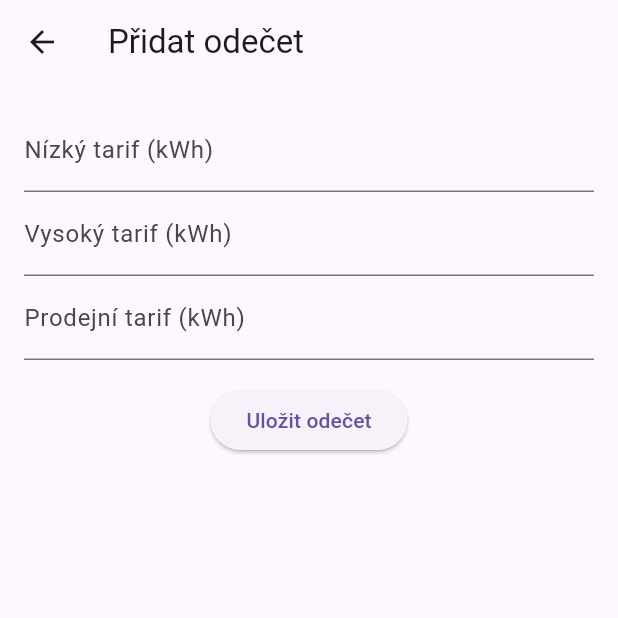
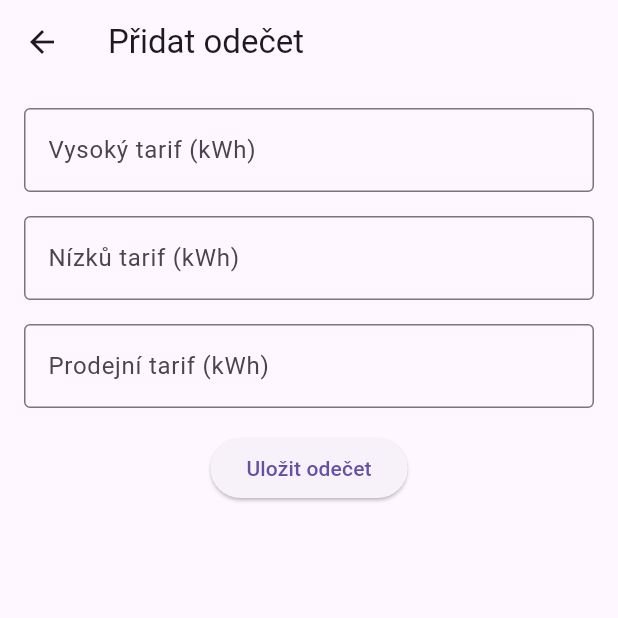
Before and after one commit to JakubStepanek/pma-js-electricity-consumption, a Flutter app: the AddConsumptionScreen screen opened by its route, after a tap on "Uložit odečet", on a phone screen of 412 x 824 dp, the top half of it. Run offline on Flutter 3.47's test engine with Material 3 defaults, Android fonts, the light colour scheme and no system bars; our stand-ins replace drift; accounts and stored records are empty; generated files the repository leaves out were written again.

Commit message:
add consumption done... show all consumptions done... edit consumption WIP...

```diff
--- a/electricity_consumption_tracker/lib/database/database_helper.dart
+++ b/electricity_consumption_tracker/lib/database/database_helper.dart
@@ -1,6 +1,6 @@
 import 'package:drift/drift.dart';
 import '../database/database.dart';
-import '../database/tables/consumption_table.dart';
+import 'table/consumption_table.dart';
 
 part 'database_helper.g.dart';
 
--- a/electricity_consumption_tracker/lib/main.dart
+++ b/electricity_consumption_tracker/lib/main.dart
@@ -28,3 +28,6 @@ class ElectricityConsumptionApp extends StatelessWidget {
     );
   }
 }
+
+
+//TODO: načtení dat ze souboru... data musí mít strukturu DATUM|VYSOKÝ|NÍZKÝ|PRODEJ?
--- a/electricity_consumption_tracker/lib/route/route_generator.dart
+++ b/electricity_consumption_tracker/lib/route/route_generator.dart
@@ -1,11 +1,13 @@
-import 'package:electricity_consumption_tracker/screens/add_consumption_screen.dart';
-import 'package:electricity_consumption_tracker/screens/consumption_list_screen.dart';
-import 'package:electricity_consumption_tracker/screens/graph_analysis_screen.dart';
-import 'package:electricity_consumption_tracker/screens/home_screen.dart';
+import 'package:electricity_consumption_tracker/screen/add_consumption_screen.dart';
+import 'package:electricity_consumption_tracker/screen/consumption_list_screen.dart';
+import 'package:electricity_consumption_tracker/screen/edit_consumption_screen.dart';
+import 'package:electricity_consumption_tracker/screen/graph_analysis_screen.dart';
+import 'package:electricity_consumption_tracker/screen/home_screen.dart';
 import 'package:flutter/material.dart';
 
 class RouteGenerator {
   static Route<dynamic> generateRoute(RouteSettings settings) {
+    final args = settings.arguments;
     switch (settings.name) {
       case '/':
         return MaterialPageRoute(builder: (_) => HomeScreen());
@@ -13,6 +15,14 @@ class RouteGenerator {
         return MaterialPageRoute(builder: (_) => ConsumptionListScreen());
       case '/add_consumption':
         return MaterialPageRoute(builder: (_) => AddConsumptionScreen());
+      case '/edit_consumption':
+        if (args is int) {
+          return MaterialPageRoute(
+              builder: (_) => EditConsumptionScreen(
+                    id: args,
+                  ));
+        }
+        return _errorRoute();
       case '/graph_analysis':
         return MaterialPageRoute(builder: (_) => GraphAnalysisScreen());
       default:
--- /dev/null
+++ b/electricity_consumption_tracker/lib/screen/add_consumption_screen.dart
@@ -0,0 +1,104 @@
+import 'package:electricity_consumption_tracker/database/database.dart';
+import 'package:electricity_consumption_tracker/widget/custom_text_form_field_not_null.dart';
+import 'package:electricity_consumption_tracker/widget/custom_text_form_field_optional.dart';
+import 'package:flutter/material.dart';
+import 'package:drift/drift.dart' as drift;
+
+class AddConsumptionScreen extends StatefulWidget {
+  const AddConsumptionScreen({Key? key}) : super(key: key);
+
+  @override
+  _AddConsumptionScreenState createState() => _AddConsumptionScreenState();
+}
+
+class _AddConsumptionScreenState extends State<AddConsumptionScreen> {
+  late AppDatabase _db;
+  final _formKey = GlobalKey<FormState>();
+  final _lowTariffController = TextEditingController();
+  final _highTariffController = TextEditingController();
+  final _outTariffController = TextEditingController();
+
+  @override
+  void initState() {
+    super.initState();
+
+    _db = AppDatabase();
+  }
+
+  @override
+  void dispose() {
+    _db.close();
+    _highTariffController.dispose();
+    _lowTariffController.dispose();
+    _outTariffController.dispose();
+    super.dispose();
+  }
+
+  @override
+  Widget build(BuildContext context) {
+    return Scaffold(
+      appBar: AppBar(title: Text('Přidat odečet')),
+      body: Padding(
+        padding: const EdgeInsets.all(16.0),
+        child: Form(
+          key: _formKey,
+          child: Column(
+            children: [
+              CustomTextFormFieldNotNull(
+                  controller: _highTariffController,
+                  txtLabel: "Vysoký tarif (kWh)"),
+              const SizedBox(height: 16.0),
+              CustomTextFormFieldNotNull(
+                  controller: _lowTariffController,
+                  txtLabel: "Nízků tarif (kWh)"),
+              const SizedBox(height: 16.0),
+              CustomTextFormFieldOptional(
+                  controller: _outTariffController,
+                  txtLabelOptional: "Prodejní tarif (kWh)"),
+              SizedBox(height: 16),
+              ElevatedButton(
+                //onPressed: _saveConsumption,
+                onPressed: () {
+                  AddConsumption();
+                },
+                child: Text('Uložit odečet'),
+              ),
+            ],
+          ),
+        ),
+      ),
+    );
+  }
+
+  void AddConsumption() {
+    final entity = ConsumptionsCompanion(
+      date: drift.Value(DateTime.now()),
+      consumptionTarifHigh:
+          drift.Value(double.parse(_highTariffController.text)),
+      consumptionTarifLow: drift.Value(double.parse(_lowTariffController.text)),
+      consumptionTarifOut: drift.Value(double.parse(_outTariffController.text)),
+    );
+
+    _db.insertConsumption(entity).then(
+          (value) => ScaffoldMessenger.of(context).showMaterialBanner(
+            MaterialBanner(
+              backgroundColor: const Color.fromARGB(255, 5, 134, 72),
+              content: Text(
+                'Odečet uložen: $value',
+                style: const TextStyle(color: Colors.white),
+              ),
+              actions: [
+                TextButton(
+                  onPressed: () =>
+                      ScaffoldMessenger.of(context).hideCurrentMaterialBanner(),
+                  child: const Text(
+                    'Zavřít',
+                    style: TextStyle(color: Colors.white),
+                  ),
+                )
+              ],
+            ),
+          ),
+        );
+  }
+}
--- a/electricity_consumption_tracker/lib/screens/add_consumption_screen.dart
+++ /dev/null
@@ -1,74 +0,0 @@
-import 'package:flutter/material.dart';
-
-class AddConsumptionScreen extends StatefulWidget {
-  @override
-  _AddConsumptionScreenState createState() => _AddConsumptionScreenState();
-}
-
-class _AddConsumptionScreenState extends State<AddConsumptionScreen> {
-  final _formKey = GlobalKey<FormState>();
-  final _lowTariffController = TextEditingController();
-  final _highTariffController = TextEditingController();
-  final _outTariffController = TextEditingController();
-
-  // void _saveConsumption() async {
-  //   if (_formKey.currentState!.validate()) {
-  //     final newConsumption = ConsumptionsCompanion(
-  //       date: drift.Value(DateTime.now()),
-  //       consumptionTarifLow:
-  //           drift.Value(double.parse(_lowTariffController.text)),
-  //       consumptionTarifHigh:
-  //           drift.Value(double.parse(_highTariffController.text)),
-  //       consumptionTarifOut:
-  //           drift.Value(double.parse(_outTariffController.text)),
-  //     );
-
-  //     await widget.db.databaseHelper.insertConsumption(newConsumption);
-  //     Navigator.pop(context); // Návrat na předchozí obrazovku po uložení
-  //   }
-  // }
-
-  @override
-  Widget build(BuildContext context) {
-    return Scaffold(
-      appBar: AppBar(title: Text('Přidat odečet')),
-      body: Padding(
-        padding: const EdgeInsets.all(16.0),
-        child: Form(
-          key: _formKey,
-          child: Column(
-            children: [
-              TextFormField(
-                controller: _lowTariffController,
-                decoration: InputDecoration(labelText: 'Nízký tarif (kWh)'),
-                keyboardType: TextInputType.number,
-                validator: (value) => value == null || value.isEmpty
-                    ? 'Zadejte, prosím, nízký tarif.'
-                    : null,
-              ),
-              TextFormField(
-                controller: _highTariffController,
-                decoration: InputDecoration(labelText: 'Vysoký tarif (kWh)'),
-                keyboardType: TextInputType.number,
-                validator: (value) => value == null || value.isEmpty
-                    ? 'Zadejte, prosím, vysoký tarif.'
-                    : null,
-              ),
-              TextFormField(
-                controller: _outTariffController,
-                decoration: InputDecoration(labelText: 'Prodejní tarif (kWh)'),
-                keyboardType: TextInputType.number,
-              ),
-              SizedBox(height: 16),
-              ElevatedButton(
-                //onPressed: _saveConsumption,
-                onPressed: () => {},
-                child: Text('Uložit odečet'),
-              ),
-            ],
-          ),
-        ),
-      ),
-    );
-  }
-}
--- /dev/null
+++ b/electricity_consumption_tracker/lib/widget/custom_text_form_field_not_null.dart
@@ -0,0 +1,27 @@
+import 'package:flutter/material.dart';
+
+class CustomTextFormFieldNotNull extends StatelessWidget {
+  const CustomTextFormFieldNotNull(
+      {Key? key,
+      required TextEditingController controller,
+      required String txtLabel})
+      : _controller = controller,
+        _txtLabel = txtLabel,
+        super(key: key);
+
+  final TextEditingController _controller;
+  final String _txtLabel;
+
+  @override
+  Widget build(BuildContext context) {
+    return TextFormField(
+      controller: _controller,
+      keyboardType: TextInputType.number,
+      decoration: InputDecoration(
+          border: const OutlineInputBorder(), label: Text(_txtLabel)),
+      validator: (value) => value == null || value.isEmpty
+          ? '$_txtLabel nesmí být prázdný'
+          : null,
+    );
+  }
+}
--- /dev/null
+++ b/electricity_consumption_tracker/lib/widget/custom_text_form_field_optional.dart
@@ -0,0 +1,24 @@
+import 'package:flutter/material.dart';
+
+class CustomTextFormFieldOptional extends StatelessWidget {
+  const CustomTextFormFieldOptional(
+      {Key? key,
+      required TextEditingController controller,
+      required String txtLabelOptional})
+      : _controller = controller,
+        _txtLabelOptional = txtLabelOptional,
+        super(key: key);
+
+  final TextEditingController _controller;
+  final String _txtLabelOptional;
+
+  @override
+  Widget build(BuildContext context) {
+    return TextFormField(
+      controller: _controller,
+      keyboardType: TextInputType.number,
+      decoration: InputDecoration(
+          border: const OutlineInputBorder(), label: Text(_txtLabelOptional)),
+    );
+  }
+}
--- a/electricity_consumption_tracker/pubspec.yaml
+++ b/electricity_consumption_tracker/pubspec.yaml
@@ -16,6 +16,7 @@ dependencies:
   path_provider: ^2.0.0 # Získávání cesty k souborům
   path: ^1.8.3 # Práce s cestami k souborům
   drift_flutter: ^0.2.1
+  intl: ^0.20.1 # formátování datumu
 
 dev_dependencies:
   flutter_test:
```
Also changed, not shown: electricity_consumption_tracker/lib/database/database.dart (+34 -12 lines), electricity_consumption_tracker/lib/models/electricity_model.dart (deleted, +0 -13 lines), electricity_consumption_tracker/lib/screen/consumption_list_screen.dart (added, +115 -0 lines), electricity_consumption_tracker/lib/screen/edit_consumption_screen.dart (added, +114 -0 lines), electricity_consumption_tracker/lib/screen/graph_analysis_screen.dart (renamed from electricity_consumption_tracker/lib/screens/home_screen.dart, +3 -6 lines), electricity_consumption_tracker/lib/screen/home_screen.dart (renamed from electricity_consumption_tracker/lib/screens/graph_analysis_screen.dart, +6 -3 lines), electricity_consumption_tracker/lib/screens/consumption_list_screen.dart (deleted, +0 -153 lines), electricity_consumption_tracker/lib/controller/consumption_controller.dart (added), electricity_consumption_tracker/lib/controller/home_controller.dart (renamed from electricity_consumption_tracker/lib/controllers/home_controller.dart), electricity_consumption_tracker/lib/database/table/consumption_table.dart (renamed from electricity_consumption_tracker/lib/database/tables/consumption_table.dart), 1 other file.
